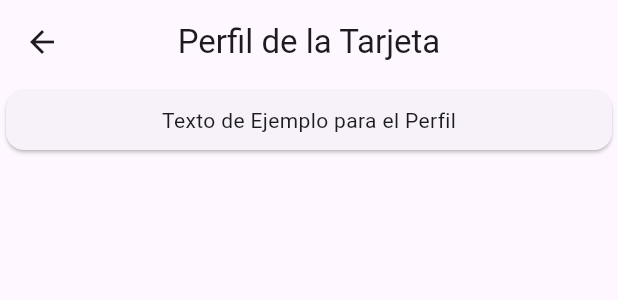
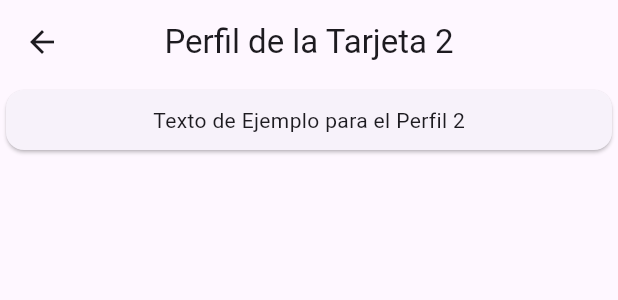
Before and after one commit to edithandrade0301/proyecto_programacion_movil, a Flutter app: the InfoDespuesTab widget shown alone on an empty page, opened directly, after a tap on the "arrow forward" icon, on a phone screen of 412 x 824 dp. Shown: the top 300 px of the screen. Run offline on Flutter 3.47's test engine with Material 3 defaults, Android fonts, the phone set to English and light mode, and no system bars; our stand-ins replace flutter_speed_dial, table_calendar; network calls fail.

Commit message:
ruta a perfil temporal

```diff
--- a/lib/main.dart
+++ b/lib/main.dart
@@ -4,7 +4,7 @@ import 'package:proyecto_programacion_movil/crear/crearrecord.dart';
 import 'package:flutter_speed_dial/flutter_speed_dial.dart';
 import 'package:table_calendar/table_calendar.dart';
 import 'package:proyecto_programacion_movil/perfiles/perfil.dart';
-
+import 'package:proyecto_programacion_movil/perfiles/perfil2.dart';
 void main() {
   runApp(const MyApp());
 }
@@ -46,8 +46,8 @@ class _MyHomePageState extends State<MyHomePage> {
                     unselectedLabelColor:  Color.fromARGB(255, 104, 4, 79),
                     labelColor:  Color.fromARGB(255, 202, 41, 175),
                     tabs: [
-                      Tab(text: 'Inf. Durante\nel Embarazo'),
-                      Tab(text: 'Inf. Después\ndel Embarazo'),
+                      Tab(text: '    Durante\nel Embarazo'),
+                      Tab(text: '    Después\ndel Embarazo'),
                       Tab(text: 'Calendario')
                     ]
                   ),
@@ -201,7 +201,7 @@ class InfoDespuesTab extends StatelessWidget {
                   child: const Icon(Icons.arrow_forward),
                   onTap: () {
                     Navigator.push(context,
-                        MaterialPageRoute(builder: (context) => const Perfil()));
+                        MaterialPageRoute(builder: (context) => const Perfil2()));
                   }
                 ) //que redirija a una pagina blanca
             ]
--- a/lib/perfiles/perfil2.dart
+++ b/lib/perfiles/perfil2.dart
@@ -0,0 +1,47 @@
+import 'package:flutter/material.dart';
+
+class Perfil2 extends StatefulWidget{
+  const Perfil2({super.key});
+
+  @override
+  State<Perfil2> createState() => _Perfil2State();
+
+}
+
+class _Perfil2State extends State<Perfil2>{
+
+  @override
+  Widget build(BuildContext context){
+    return Scaffold(
+      appBar: AppBar(
+        title: const Text('Perfil de la Tarjeta 2'),
+        centerTitle: true,
+        leading: GestureDetector(
+          child: const Icon(Icons.arrow_back),
+          onTap: (){
+            Navigator.pop(context);
+          },
+        ),
+      ),
+      body: ListView(
+        children: const [
+          Card(
+            child: Padding(
+              padding: EdgeInsets.all(10),
+              child: Row(
+                mainAxisAlignment: MainAxisAlignment.center,
+                children: [
+                  Column(
+                    children: [
+                      Text('Texto de Ejemplo para el Perfil 2')
+                    ],
+                  )
+                ],
+              ),
+            ),
+          )
+        ],
+      )
+    );
+  }
+}
```
